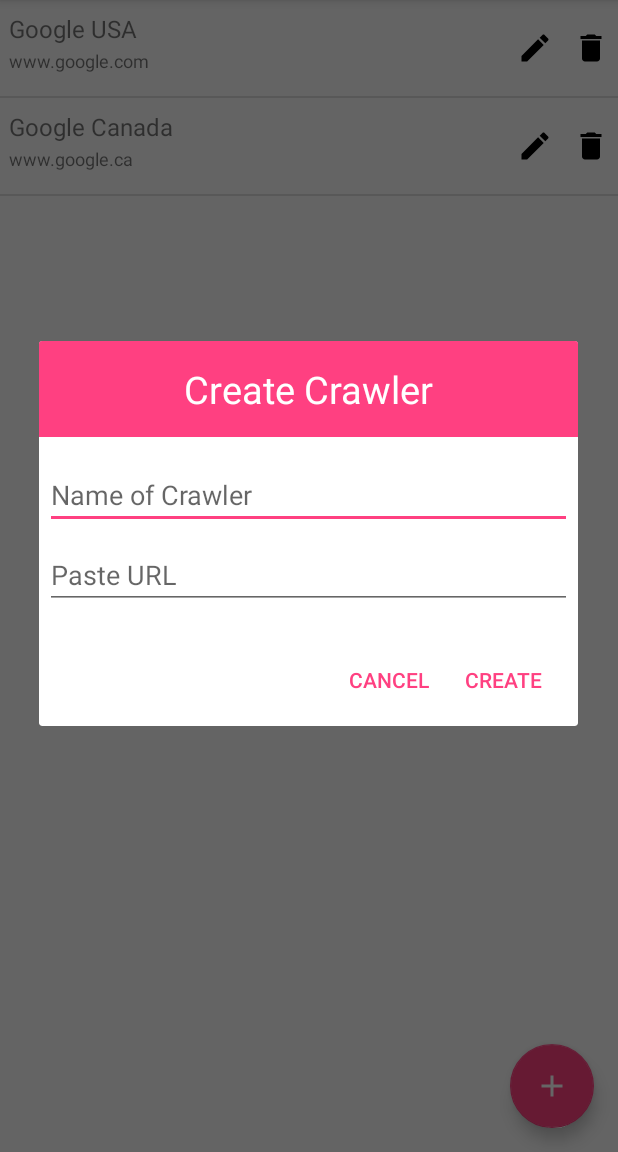
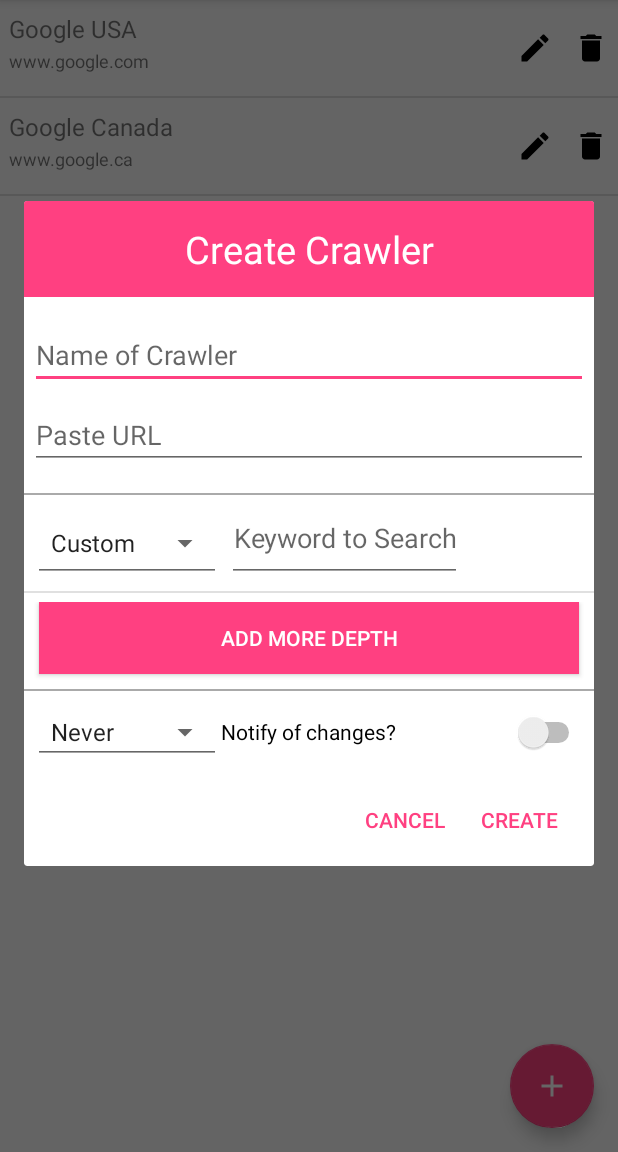
Before and after one commit to cnnr-adams/Custom-Crawler, an Android app: the screen it shows after launch (MainActivity), after a tap on an icon or button, on a phone screen of 412 x 824 dp, the part 84-1236 px from its top. Run offline under Robolectric (Android 15) with nearby library versions, the phone set to English and light mode, and no system bars.

Commit message:
creation UI work, needs to be linked up to java

```diff
--- /dev/null
+++ b/app/src/main/java/com/cnnradams/customcrawler/create/CreateCrawlerArrayAdapter.java
@@ -0,0 +1,56 @@
+package com.cnnradams.customcrawler.create;
+
+import android.content.Context;
+import android.view.LayoutInflater;
+import android.view.View;
+import android.view.ViewGroup;
+import android.widget.ArrayAdapter;
+import android.widget.Spinner;
+import android.widget.TextView;
+
+import com.cnnradams.customcrawler.CrawlerDataObject;
+import com.cnnradams.customcrawler.R;
+
+/**
+ * Created by cnnr2 on 2018-06-27.
+ */
+
+public class CreateCrawlerArrayAdapter extends ArrayAdapter<String> {
+    private final Context context;
+    private String[] data;
+
+    public CreateCrawlerArrayAdapter(Context context, String[] data) {
+        super(context, -1, data);
+        this.context = context;
+        this.data = data;
+    }
+
+    @Override
+    public View getView(int position, View convertView, ViewGroup parent) {
+        LayoutInflater inflater = (LayoutInflater) context
+                .getSystemService(Context.LAYOUT_INFLATER_SERVICE);
+        View rowView;
+        if (data[position].equals("add")) {
+            rowView = inflater.inflate(R.layout.dialog_list_item_addmore, parent, false);
+
+        }
+
+        else {
+            rowView = inflater.inflate(R.layout.dialog_list_item, parent, false);
+            Spinner spinner = rowView.findViewById(R.id.input_spinner);
+            // Create an ArrayAdapter using the string array and a default spinner layout
+            ArrayAdapter<CharSequence> adapter = ArrayAdapter.createFromResource(context,
+                    R.array.create_input_array, android.R.layout.simple_spinner_item);
+            // Specify the layout to use when the list of choices appears
+            adapter.setDropDownViewResource(android.R.layout.simple_spinner_dropdown_item);
+            // Apply the adapter to the spinner
+            spinner.setAdapter(adapter);
+        }
+
+
+
+
+
+        return rowView;
+    }
+}
--- a/app/src/main/java/com/cnnradams/customcrawler/CreateCrawlerDialogFragment.java
+++ b/app/src/main/java/com/cnnradams/customcrawler/create/CreateCrawlerDialogFragment.java
@@ -1,11 +1,18 @@
-package com.cnnradams.customcrawler;
+package com.cnnradams.customcrawler.create;
 
 import android.app.AlertDialog;
 import android.app.Dialog;
 import android.app.DialogFragment;
 import android.content.DialogInterface;
 import android.os.Bundle;
+import android.util.Log;
 import android.view.LayoutInflater;
+import android.view.View;
+import android.widget.ArrayAdapter;
+import android.widget.ListView;
+import android.widget.Spinner;
+
+import com.cnnradams.customcrawler.R;
 
 /**
  * Created by cnnr2 on 2018-06-27.
@@ -20,7 +27,8 @@ public class CreateCrawlerDialogFragment extends DialogFragment {
     public Dialog onCreateDialog(Bundle savedInstanceState) {
         AlertDialog.Builder builder = new AlertDialog.Builder(getActivity());
         LayoutInflater inflater = getActivity().getLayoutInflater();
-        builder.setView(inflater.inflate(R.layout.crawler_dialog_layout,null))
+        View view = inflater.inflate(R.layout.crawler_dialog_layout,null);
+        builder.setView(view)
                 .setPositiveButton(R.string.create_accept, new DialogInterface.OnClickListener() {
                     @Override
                     public void onClick(DialogInterface dialog, int id) {
@@ -32,6 +40,20 @@ public class CreateCrawlerDialogFragment extends DialogFragment {
                         CreateCrawlerDialogFragment.this.getDialog().cancel();
                     }
                 });
+        ListView depthList = view.findViewById(R.id.depth_list);
+        String[] baseAdapter = {"","add"};
+        CreateCrawlerArrayAdapter emptyData = new CreateCrawlerArrayAdapter(this.getActivity(),baseAdapter);
+        Log.d("a",emptyData.toString());
+        depthList.setAdapter(emptyData);
+
+        Spinner spinner = view.findViewById(R.id.time_spinner);
+        // Create an ArrayAdapter using the string array and a default spinner layout
+        ArrayAdapter<CharSequence> adapter = ArrayAdapter.createFromResource(this.getActivity(),
+                R.array.times_array, android.R.layout.simple_spinner_item);
+        // Specify the layout to use when the list of choices appears
+        adapter.setDropDownViewResource(android.R.layout.simple_spinner_dropdown_item);
+        // Apply the adapter to the spinner
+        spinner.setAdapter(adapter);
         return builder.create();
     }
 
--- a/app/src/main/java/com/cnnradams/customcrawler/CrawlerInfoActivity.java
+++ b/app/src/main/java/com/cnnradams/customcrawler/info/CrawlerInfoActivity.java
@@ -1,4 +1,4 @@
-package com.cnnradams.customcrawler;
+package com.cnnradams.customcrawler.info;
 
 import android.content.Intent;
 import android.os.Bundle;
@@ -8,6 +8,9 @@ import android.support.v7.app.AppCompatActivity;
 import android.support.v7.widget.Toolbar;
 import android.util.Log;
 import android.view.View;
+
+import com.cnnradams.customcrawler.CrawlerDataObject;
+import com.cnnradams.customcrawler.R;
 
 public class CrawlerInfoActivity extends AppCompatActivity {
 
--- a/app/src/main/java/com/cnnradams/customcrawler/CrawlerArrayAdapter.java
+++ b/app/src/main/java/com/cnnradams/customcrawler/main/CrawlerArrayAdapter.java
@@ -1,4 +1,4 @@
-package com.cnnradams.customcrawler;
+package com.cnnradams.customcrawler.main;
 
 import android.content.Context;
 import android.view.LayoutInflater;
@@ -7,6 +7,9 @@ import android.view.ViewGroup;
 import android.widget.ArrayAdapter;
 import android.widget.ImageView;
 import android.widget.TextView;
+
+import com.cnnradams.customcrawler.CrawlerDataObject;
+import com.cnnradams.customcrawler.R;
 
 /**
  * Created by cnnr2 on 2018-06-27.
--- a/app/src/main/res/layout/activity_crawler_info.xml
+++ b/app/src/main/res/layout/activity_crawler_info.xml
@@ -4,7 +4,7 @@
     xmlns:tools="http://schemas.android.com/tools"
     android:layout_width="match_parent"
     android:layout_height="match_parent"
-    tools:context="com.cnnradams.customcrawler.CrawlerInfoActivity">
+    tools:context="com.cnnradams.customcrawler.info.CrawlerInfoActivity">
 
     <android.support.design.widget.AppBarLayout
         android:layout_width="match_parent"
--- a/app/src/main/res/layout/activity_main.xml
+++ b/app/src/main/res/layout/activity_main.xml
@@ -4,7 +4,7 @@
     xmlns:tools="http://schemas.android.com/tools"
     android:layout_width="match_parent"
     android:layout_height="match_parent"
-    tools:context="com.cnnradams.customcrawler.MainActivity">
+    tools:context="com.cnnradams.customcrawler.main.MainActivity">
 
     <android.support.design.widget.AppBarLayout
         android:layout_width="match_parent"
--- a/app/src/main/res/layout/content_crawler_info.xml
+++ b/app/src/main/res/layout/content_crawler_info.xml
@@ -5,7 +5,7 @@
     android:layout_width="match_parent"
     android:layout_height="match_parent"
     app:layout_behavior="@string/appbar_scrolling_view_behavior"
-    tools:context="com.cnnradams.customcrawler.CrawlerInfoActivity"
+    tools:context="com.cnnradams.customcrawler.info.CrawlerInfoActivity"
     tools:showIn="@layout/activity_crawler_info">
 
 </android.support.constraint.ConstraintLayout>
--- a/app/src/main/res/layout/content_main.xml
+++ b/app/src/main/res/layout/content_main.xml
@@ -5,7 +5,7 @@
     android:layout_width="match_parent"
     android:layout_height="match_parent"
     app:layout_behavior="@string/appbar_scrolling_view_behavior"
-    tools:context="com.cnnradams.customcrawler.MainActivity"
+    tools:context="com.cnnradams.customcrawler.main.MainActivity"
     tools:showIn="@layout/activity_main">
 
     <ListView
--- a/app/src/main/res/layout/crawler_dialog_layout.xml
+++ b/app/src/main/res/layout/crawler_dialog_layout.xml
@@ -31,4 +31,35 @@
         android:layout_marginRight="4dp"
         android:layout_marginBottom="16dp"
         android:hint="@string/hint_url"/>
+    <View
+        android:layout_width="match_parent"
+        android:layout_height="1dp"
+        android:background="@android:color/darker_gray"/>
+    <ListView
+        android:id="@+id/depth_list"
+        android:layout_width="wrap_content"
+        android:layout_height="wrap_content"/>
+    <View
+        android:layout_width="match_parent"
+        android:layout_height="1dp"
+        android:background="@android:color/darker_gray"/>
+    <LinearLayout
+        android:layout_width="fill_parent"
+        android:layout_height="wrap_content"
+        android:padding="6dip"
+        android:orientation="horizontal">
+
+        <Spinner
+            android:id="@+id/time_spinner"
+            android:layout_width="125sp"
+            style="@style/Base.Widget.AppCompat.Spinner.Underlined"
+            android:layout_height="match_parent" />
+        <Switch
+            android:id="@+id/create_titlea"
+            android:layout_width="match_parent"
+            android:layout_height="match_parent"
+            android:gravity="center_vertical"
+            android:text="@string/notify"
+             />
+    </LinearLayout>
 </LinearLayout>
--- /dev/null
+++ b/app/src/main/res/layout/dialog_list_item.xml
@@ -0,0 +1,22 @@
+<?xml version="1.0" encoding="utf-8"?>
+<LinearLayout xmlns:android="http://schemas.android.com/apk/res/android"
+    android:layout_width="fill_parent"
+    android:layout_height="?android:attr/listPreferredItemHeight"
+    android:padding="6dip"
+    android:orientation="horizontal">
+
+    <Spinner
+        android:id="@+id/input_spinner"
+        android:layout_width="125sp"
+        style="@style/Base.Widget.AppCompat.Spinner.Underlined"
+        android:layout_height="match_parent" />
+    <EditText
+        android:id="@+id/create_title"
+        android:layout_width="match_parent"
+        android:layout_height="match_parent"
+        android:gravity="right"
+        android:focusableInTouchMode="true"
+        android:focusable="true"
+        android:layout_marginLeft="4dp"
+        android:hint="@string/hint_keyword" />
+</LinearLayout>
--- /dev/null
+++ b/app/src/main/res/layout/dialog_list_item_addmore.xml
@@ -0,0 +1,20 @@
+<?xml version="1.0" encoding="utf-8"?>
+<RelativeLayout xmlns:android="http://schemas.android.com/apk/res/android"
+    android:layout_width="fill_parent"
+    android:layout_height="?android:attr/listPreferredItemHeight"
+    android:padding="6dip" >
+
+    <Button
+        android:id="@+id/create_title"
+        android:layout_width="match_parent"
+        android:layout_height="wrap_content"
+        android:layout_alignParentTop="true"
+        android:layout_marginBottom="4dp"
+        android:focusableInTouchMode="true"
+        android:focusable="true"
+        android:layout_marginLeft="4dp"
+        android:layout_marginRight="4dp"
+        android:background="@color/colorAccent"
+        android:textColor="@color/colorSecondary"
+        android:text="@string/add_more" />
+</RelativeLayout>
--- a/app/src/main/res/menu/menu_main.xml
+++ b/app/src/main/res/menu/menu_main.xml
@@ -1,7 +1,7 @@
 <menu xmlns:android="http://schemas.android.com/apk/res/android"
     xmlns:app="http://schemas.android.com/apk/res-auto"
     xmlns:tools="http://schemas.android.com/tools"
-    tools:context="com.cnnradams.customcrawler.MainActivity">
+    tools:context="com.cnnradams.customcrawler.main.MainActivity">
     <item
         android:id="@+id/action_refresh"
         android:icon="@drawable/ic_refresh_24dp"
--- a/app/src/main/res/values/strings.xml
+++ b/app/src/main/res/values/strings.xml
@@ -12,4 +12,21 @@
     <string name="hint_url">Paste URL</string>
     <string name="create_accept">Create</string>
     <string name="create_cancel">Cancel</string>
+    <string name="hint_keyword">Keyword to Search</string>
+    <string name="add_more">Add More Depth</string>
+    <string name="notify">Notify of changes?</string>
+    <string-array name="create_input_array">
+        <item>Custom</item>
+        <item>Price</item>
+    </string-array>
+    <string-array name="times_array">
+        <item>Never</item>
+        <item>30 Minutes</item>
+        <item>1 Hour</item>
+        <item>2 Hours</item>
+        <item>4 Hours</item>
+        <item>12 Hours</item>
+        <item>24 Hours</item>
+        <item>48 Hours</item>
+    </string-array>
 </resources>
```
Also changed, not shown: app/src/main/AndroidManifest.xml (+5 -4 lines), app/src/main/java/com/cnnradams/customcrawler/main/MainActivity.java (renamed from app/src/main/java/com/cnnradams/customcrawler/MainActivity.java, +6 -6 lines).
